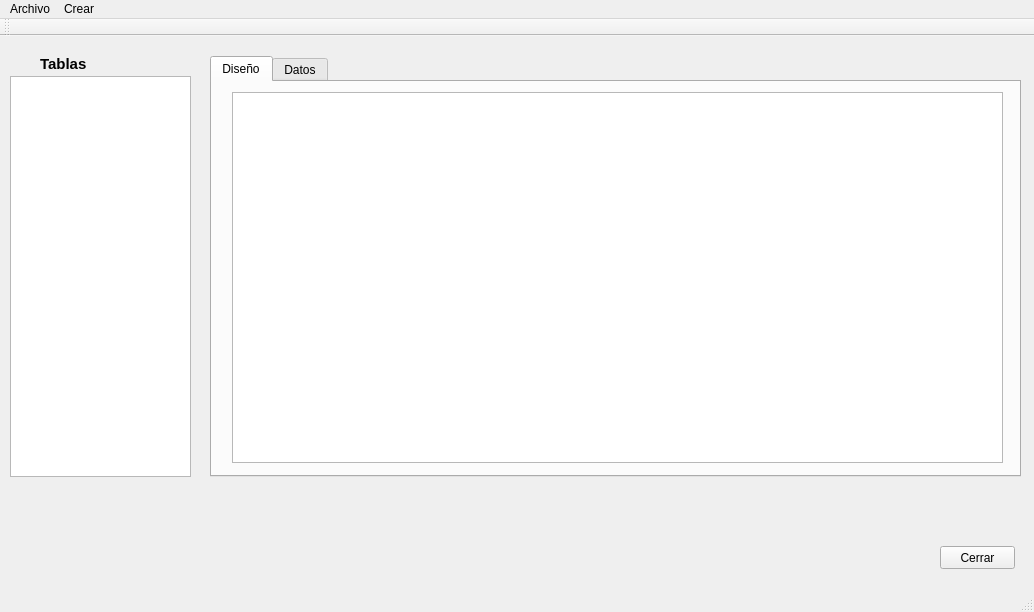
The window that mainwindow.ui (orgaArchivos/gbd) describes before a commit, drawn with Qt 5.
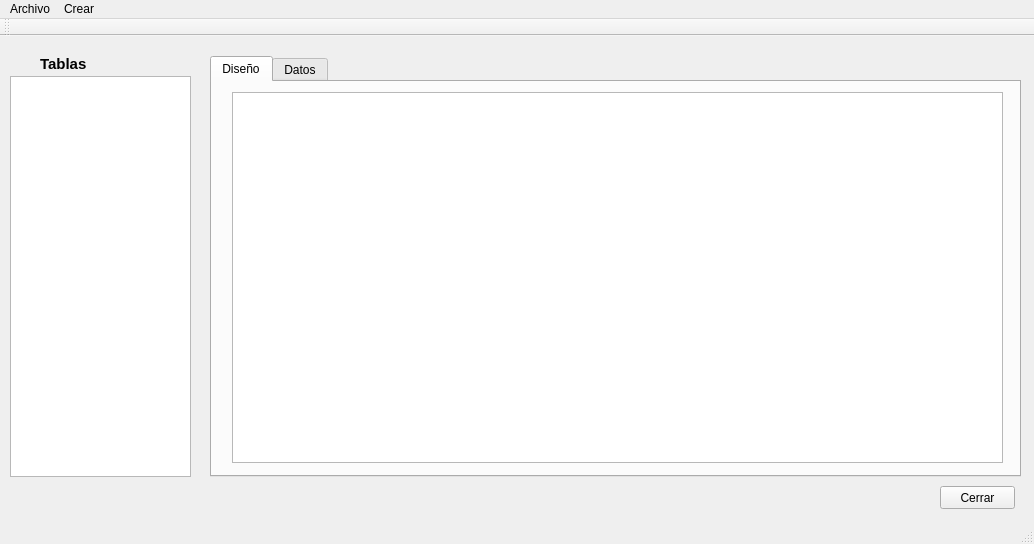
The same window after the commit. Icons and pictures are not drawn.

```diff
--- a/mainwindow.ui
+++ b/mainwindow.ui
@@ -7,7 +7,7 @@
     <x>0</x>
     <y>0</y>
     <width>1034</width>
-    <height>612</height>
+    <height>544</height>
    </rect>
   </property>
   <property name="windowTitle">
@@ -95,7 +95,7 @@
     <property name="geometry">
      <rect>
       <x>940</x>
-      <y>510</y>
+      <y>450</y>
       <width>75</width>
       <height>23</height>
      </rect>
```
